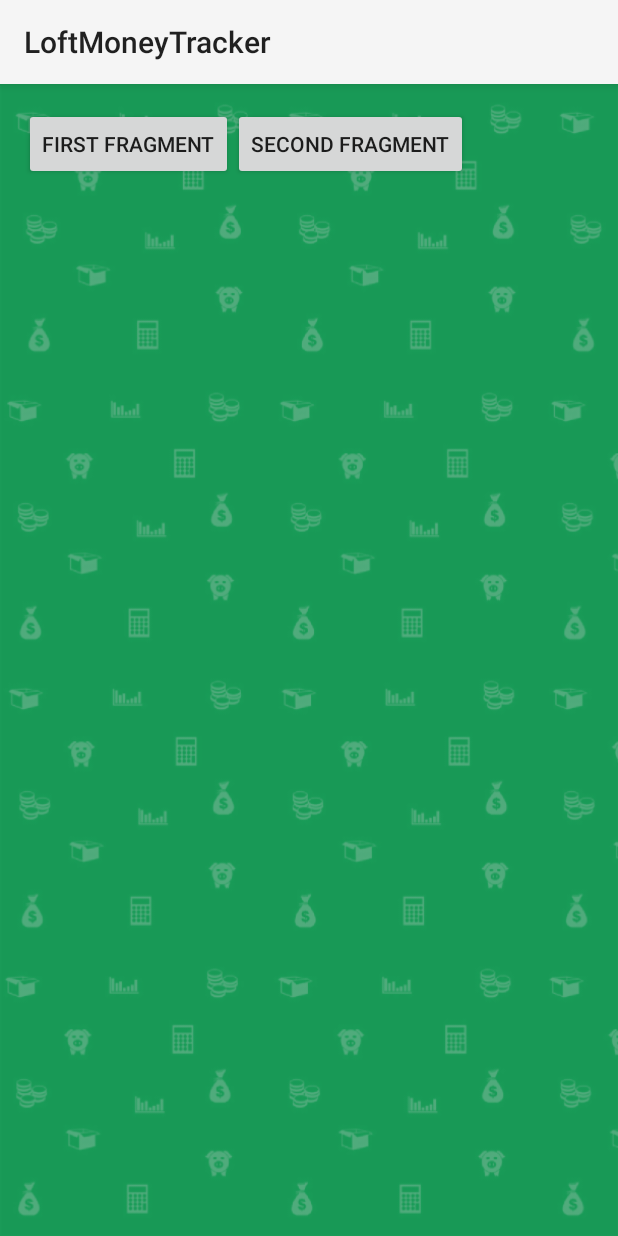
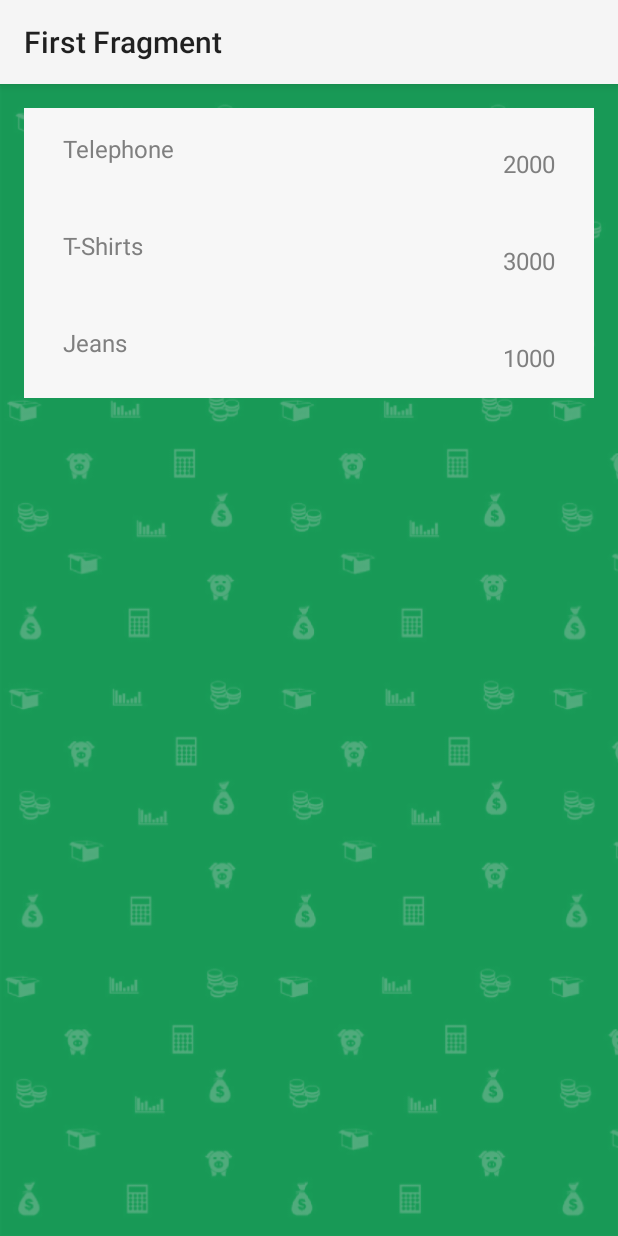
Before and after one commit to romanitalian/LoftBlogMoneyTracker, an Android app: the screen it shows after launch (MainActivity), on a phone screen of 412 x 824 dp. Run offline under Robolectric (Android 15) with nearby library versions, the phone set to English and light mode, and no system bars.

Commit message:
Some refactoring

```diff
--- /dev/null
+++ b/app/src/main/java/com/loftschool/loftmoneytracker/Expenses.java
@@ -0,0 +1,40 @@
+package com.loftschool.loftmoneytracker;
+
+import android.os.Bundle;
+import android.support.v4.app.Fragment;
+import android.view.LayoutInflater;
+import android.view.View;
+import android.view.ViewGroup;
+import android.widget.ListView;
+
+import java.util.ArrayList;
+import java.util.List;
+
+/**
+ * Created by Andrew on 26.08.2015.
+ */
+public class Expenses extends Fragment {
+    private ListView listView;
+    private TransactionAdapter transactionAdapter;
+    List<Transactions> data = new ArrayList<>();
+
+    @Override
+    public View onCreateView(LayoutInflater inflater, ViewGroup container, Bundle savedInstanceState) {
+        View view = inflater.inflate(R.layout.first_fragment, container, false);
+        List<Transactions> adapterData = getDataList();
+        transactionAdapter = new TransactionAdapter(getActivity(), adapterData);
+        listView = (ListView) view.findViewById(R.id.listview);
+        listView.setAdapter(transactionAdapter);
+        getActivity().setTitle("First Fragment");
+        return view;
+    }
+
+    private List<Transactions> getDataList() {
+
+        data.add(new Transactions("Telephone", "2000"));
+        data.add(new Transactions("T-Shirts", "3000"));
+        data.add(new Transactions("Jeans", "1000"));
+
+        return data;
+    }
+}
--- a/app/src/main/java/com/loftschool/loftmoneytracker/MainActivity.java
+++ b/app/src/main/java/com/loftschool/loftmoneytracker/MainActivity.java
@@ -12,22 +12,11 @@ public class MainActivity extends AppCompatActivity {
     protected void onCreate(Bundle savedInstanceState) {
         super.onCreate(savedInstanceState);
         setContentView(R.layout.activity_main);
-        Button firstFragmentButton = (Button) findViewById(R.id.button_first_fragment);
-        Button secondFragmentButton = (Button) findViewById(R.id.button_second_fragment);
 
-        firstFragmentButton.setOnClickListener(new View.OnClickListener() {
-            @Override
-            public void onClick(View v) {
-                getSupportFragmentManager().beginTransaction().replace(R.id.container_frame, new FirstFragment()).commit();
-            }
-        });
-
-        secondFragmentButton.setOnClickListener(new View.OnClickListener() {
-            @Override
-            public void onClick(View v) {
-                getSupportFragmentManager().beginTransaction().replace(R.id.container_frame, new SecondFragment()).commit();
-            }
-        });
+        if (savedInstanceState == null) {
+            getSupportFragmentManager().beginTransaction().replace(R.id.frame_container, new Expenses())
+                    .commit();
+        }
     }
 
 }
--- a/app/src/main/res/layout/activity_main.xml
+++ b/app/src/main/res/layout/activity_main.xml
@@ -1,3 +1,9 @@
+<FrameLayout
+    android:layout_width="match_parent"
+    android:layout_height="match_parent"
+    android:id="@+id/frame_container"
+    xmlns:android="http://schemas.android.com/apk/res/android" >
+
     <RelativeLayout xmlns:android="http://schemas.android.com/apk/res/android"
         style="@style/Container.Background">
 
@@ -8,23 +14,7 @@
             android:layout_height="wrap_content"
             android:orientation="horizontal">
 
-        <Button
-            android:id="@+id/button_first_fragment"
-            android:layout_width="wrap_content"
-            android:layout_height="match_parent"
-            android:text="First Fragment" />
-
-        <Button
-            android:id="@+id/button_second_fragment"
-            android:layout_width="wrap_content"
-            android:layout_height="match_parent"
-            android:text="Second Fragment" />
-
         </LinearLayout>
 
-    <FrameLayout
-        android:id="@+id/container_frame"
-        android:layout_width="match_parent"
-        android:layout_height="match_parent"
-        android:layout_below="@+id/buttons_layout" />
     </RelativeLayout>
+</FrameLayout>
```
Also changed, not shown: gradle/wrapper/gradle-wrapper.properties (added), 7 other files. Lines whose indentation alone changed are shown as unchanged.
